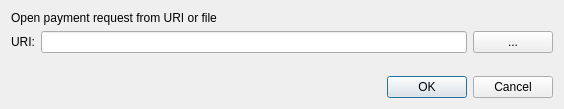
This is src/qt/forms/openuridialog.ui in bulwark-crypto/Bulwark as Qt 5 draws it before an edit. The edited form follows.
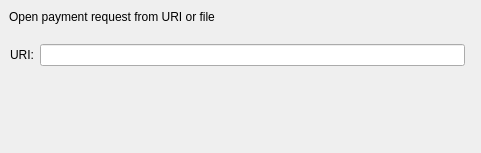
This is the edited form. Custom widgets are drawn as their Qt base class.

Patch:
```diff
--- a/src/qt/forms/openuridialog.ui
+++ b/src/qt/forms/openuridialog.ui
@@ -6,25 +6,44 @@
    <rect>
     <x>0</x>
     <y>0</y>
-    <width>564</width>
-    <height>109</height>
+    <width>481</width>
+    <height>153</height>
    </rect>
   </property>
   <property name="windowTitle">
    <string>Open URI</string>
   </property>
-  <layout class="QVBoxLayout" name="verticalLayout">
-   <item>
     <widget class="QLabel" name="label_2">
+   <property name="geometry">
+    <rect>
+     <x>9</x>
+     <y>9</y>
+     <width>241</width>
+     <height>16</height>
+    </rect>
+   </property>
      <property name="text">
       <string>Open payment request from URI or file</string>
      </property>
     </widget>
-   </item>
-   <item>
+  <widget class="QWidget" name="layoutWidget">
+   <property name="geometry">
+    <rect>
+     <x>10</x>
+     <y>40</y>
+     <width>461</width>
+     <height>31</height>
+    </rect>
+   </property>
     <layout class="QHBoxLayout" name="horizontalLayout">
      <item>
       <widget class="QLabel" name="label">
+      <property name="sizePolicy">
+       <sizepolicy hsizetype="Minimum" vsizetype="Fixed">
+        <horstretch>0</horstretch>
+        <verstretch>0</verstretch>
+       </sizepolicy>
+      </property>
        <property name="text">
         <string>URI:</string>
        </property>
@@ -34,46 +53,90 @@
       <widget class="QValidatedLineEdit" name="uriEdit"/>
      </item>
      <item>
-      <widget class="QPushButton" name="selectFileButton">
+     <widget class="QtMaterialFlatButton" name="selectFileButton" native="true">
+      <property name="sizePolicy">
+       <sizepolicy hsizetype="Minimum" vsizetype="Fixed">
+        <horstretch>0</horstretch>
+        <verstretch>0</verstretch>
+       </sizepolicy>
+      </property>
        <property name="toolTip">
         <string>Select payment request file</string>
        </property>
-       <property name="text">
+      <property name="text" stdset="0">
         <string notr="true">...</string>
        </property>
-       <property name="autoDefault">
+      <property name="autoDefault" stdset="0">
         <bool>false</bool>
        </property>
       </widget>
      </item>
     </layout>
-   </item>
+  </widget>
+  <widget class="QWidget" name="horizontalLayoutWidget">
+   <property name="geometry">
+    <rect>
+     <x>10</x>
+     <y>100</y>
+     <width>461</width>
+     <height>29</height>
+    </rect>
+   </property>
+   <layout class="QHBoxLayout" name="horizontalLayout_2">
    <item>
-    <spacer name="verticalSpacer">
+     <spacer name="horizontalSpacer">
      <property name="orientation">
-      <enum>Qt::Vertical</enum>
+       <enum>Qt::Horizontal</enum>
      </property>
      <property name="sizeHint" stdset="0">
       <size>
-       <width>20</width>
-       <height>40</height>
+        <width>40</width>
+        <height>20</height>
       </size>
      </property>
     </spacer>
    </item>
    <item>
-    <widget class="QDialogButtonBox" name="buttonBox">
-     <property name="orientation">
-      <enum>Qt::Horizontal</enum>
-     </property>
-     <property name="standardButtons">
-      <set>QDialogButtonBox::Cancel|QDialogButtonBox::Ok</set>
+     <widget class="QtMaterialFlatButton" name="acceptButton" native="true">
+      <property name="sizePolicy">
+       <sizepolicy hsizetype="Minimum" vsizetype="Fixed">
+        <horstretch>0</horstretch>
+        <verstretch>0</verstretch>
+       </sizepolicy>
+      </property>
+      <property name="toolTip">
+       <string>Try to manually submit a Obfuscation request.</string>
+      </property>
+      <property name="text" stdset="0">
+       <string>OK</string>
+      </property>
+     </widget>
+    </item>
+    <item>
+     <widget class="QtMaterialFlatButton" name="cancelButton" native="true">
+      <property name="sizePolicy">
+       <sizepolicy hsizetype="Minimum" vsizetype="Fixed">
+        <horstretch>0</horstretch>
+        <verstretch>0</verstretch>
+       </sizepolicy>
+      </property>
+      <property name="toolTip">
+       <string>Try to manually submit a Obfuscation request.</string>
+      </property>
+      <property name="text" stdset="0">
+       <string>Cancel</string>
      </property>
     </widget>
    </item>
   </layout>
+  </widget>
  </widget>
  <customwidgets>
+  <customwidget>
+   <class>QtMaterialFlatButton</class>
+   <extends>QWidget</extends>
+   <header>qtmaterialflatbutton.h</header>
+  </customwidget>
   <customwidget>
    <class>QValidatedLineEdit</class>
    <extends>QLineEdit</extends>
```
Left out of the diff: 35 changed lines with no effect on the pictures. Lines whose indentation alone changed are shown as unchanged.
